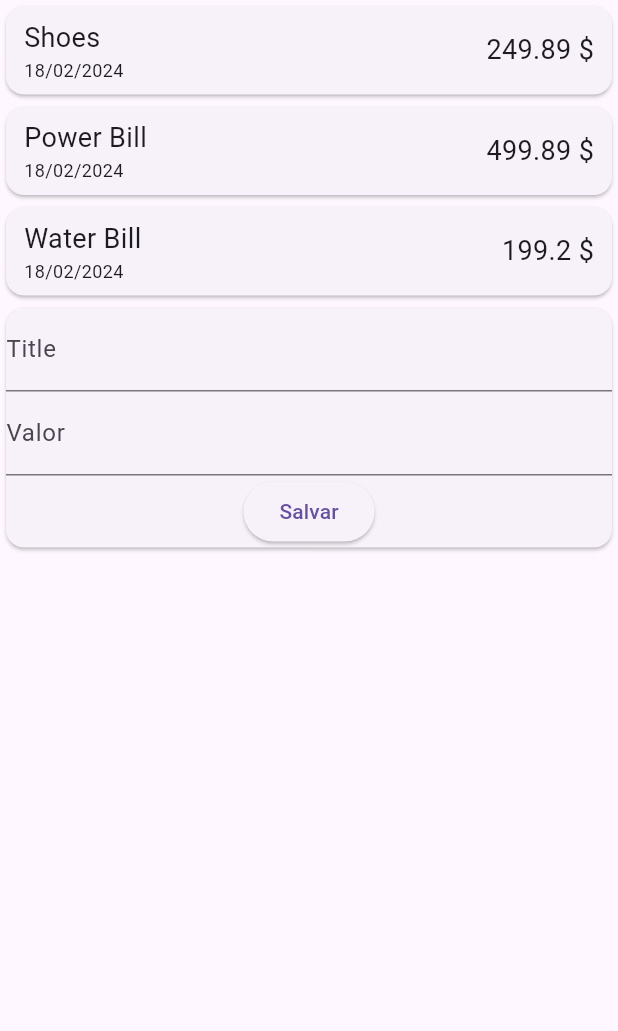
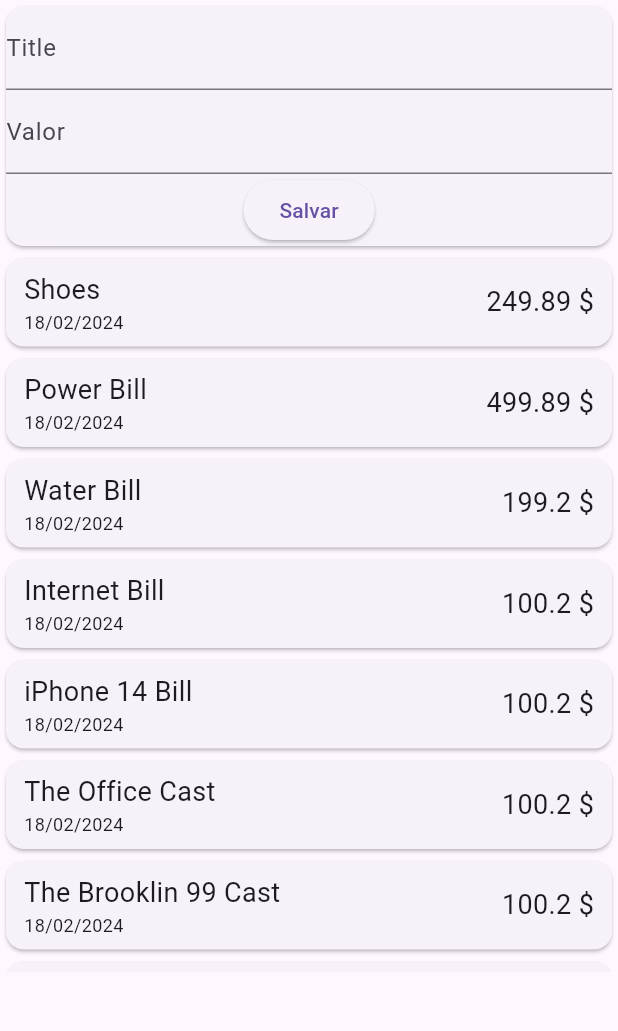
Before and after one commit to gusazevedo/Expenses-app, a Flutter app: the screen it shows after launch, on a phone screen of 412 x 824 dp, the part 84-1115 px from its top. Run offline on Flutter 3.47's test engine with Material 3 defaults, Android fonts, the phone set to English and light mode, and no system bars.

Commit message:
Otimizando listagem

```diff
--- a/lib/components/transaction_list.dart
+++ b/lib/components/transaction_list.dart
@@ -9,8 +9,13 @@ class TransactionsList extends StatelessWidget {
 
   @override
   Widget build(BuildContext context) {
-    return Column(
-      children: transactions.map((tr) {
+    return Container(
+      height: 480,
+      child: ListView.builder(
+        itemCount: transactions.length,
+        itemBuilder: (ctx, index) {
+          final tr = transactions[index];
+
           return Card(
             elevation: 1,
             child: Container(
@@ -18,7 +23,9 @@ class TransactionsList extends StatelessWidget {
               child: Row(
                 mainAxisAlignment: MainAxisAlignment.spaceBetween,
                 children: [
-                Column(crossAxisAlignment: CrossAxisAlignment.start, children: [
+                  Column(
+                      crossAxisAlignment: CrossAxisAlignment.start,
+                      children: [
                         Text(
                           tr.title,
                           style: const TextStyle(
@@ -36,7 +43,8 @@ class TransactionsList extends StatelessWidget {
               ),
             ),
           );
-      }).toList(),
+        },
+      ),
     );
   }
 }
--- a/lib/components/transaction_user.dart
+++ b/lib/components/transaction_user.dart
@@ -16,7 +16,31 @@ class _TransactionUserState extends State<TransactionUser> {
     Transaction(
         id: '321', title: 'Power Bill', value: 499.89, date: DateTime.now()),
     Transaction(
-        id: '456', title: 'Water Bill', value: 199.20, date: DateTime.now())
+        id: '456', title: 'Water Bill', value: 199.20, date: DateTime.now()),
+    Transaction(
+        id: '3532',
+        title: 'Internet Bill',
+        value: 100.20,
+        date: DateTime.now()),
+    Transaction(
+        id: '099',
+        title: 'iPhone 14 Bill',
+        value: 100.20,
+        date: DateTime.now()),
+    Transaction(
+        id: '099',
+        title: 'The Office Cast',
+        value: 100.20,
+        date: DateTime.now()),
+    Transaction(
+        id: '099',
+        title: 'The Brooklin 99 Cast',
+        value: 100.20,
+        date: DateTime.now()),
+    Transaction(
+        id: '099', title: 'A couple more', value: 100.20, date: DateTime.now()),
+    Transaction(
+        id: '099', title: 'Just last one', value: 100.20, date: DateTime.now())
   ];
 
   _addTransaction(String title, double value) {
@@ -35,8 +59,8 @@ class _TransactionUserState extends State<TransactionUser> {
   Widget build(BuildContext context) {
     return Column(
       children: [
+        TransactionForm(submitTransaction: _addTransaction),
         TransactionsList(transactions: _transactions),
-        TransactionForm(submitTransaction: _addTransaction),
       ],
     );
   }
```
Lines whose indentation alone changed are shown as unchanged.
